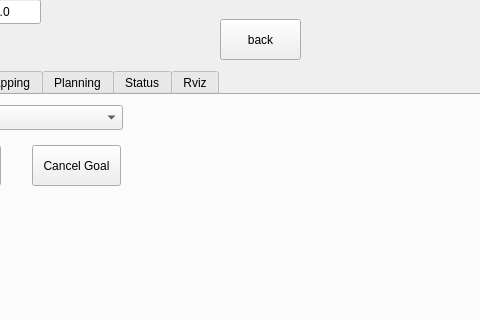
Above: QTApp/robot_gui/mainwindow.ui from hungmanh150602/robot_hokuyo before the change; both pictures show x 800 to 1280 and y 111 to 431 of the 1280 by 720 pixel window. Below: the same form after it.
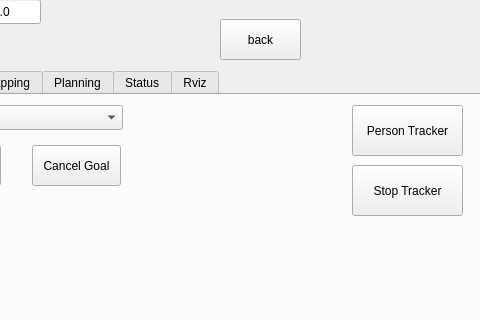
That is the form after the change. The open tabs and pages were chosen to show the change.

```diff
--- a/QTApp/robot_gui/mainwindow.ui
+++ b/QTApp/robot_gui/mainwindow.ui
@@ -171,6 +171,32 @@
        </property>
       </item>
      </widget>
+     <widget class="QPushButton" name="btn_PerTracker">
+      <property name="geometry">
+       <rect>
+        <x>460</x>
+        <y>10</y>
+        <width>111</width>
+        <height>51</height>
+       </rect>
+      </property>
+      <property name="text">
+       <string>Person Tracker</string>
+      </property>
+     </widget>
+     <widget class="QPushButton" name="btn_StopTracker">
+      <property name="geometry">
+       <rect>
+        <x>460</x>
+        <y>70</y>
+        <width>111</width>
+        <height>51</height>
+       </rect>
+      </property>
+      <property name="text">
+       <string>Stop Tracker</string>
+      </property>
+     </widget>
     </widget>
     <widget class="QWidget" name="tab_2">
      <attribute name="title">
```
Left out of the diff: 6 changed lines with no effect on the pictures.
